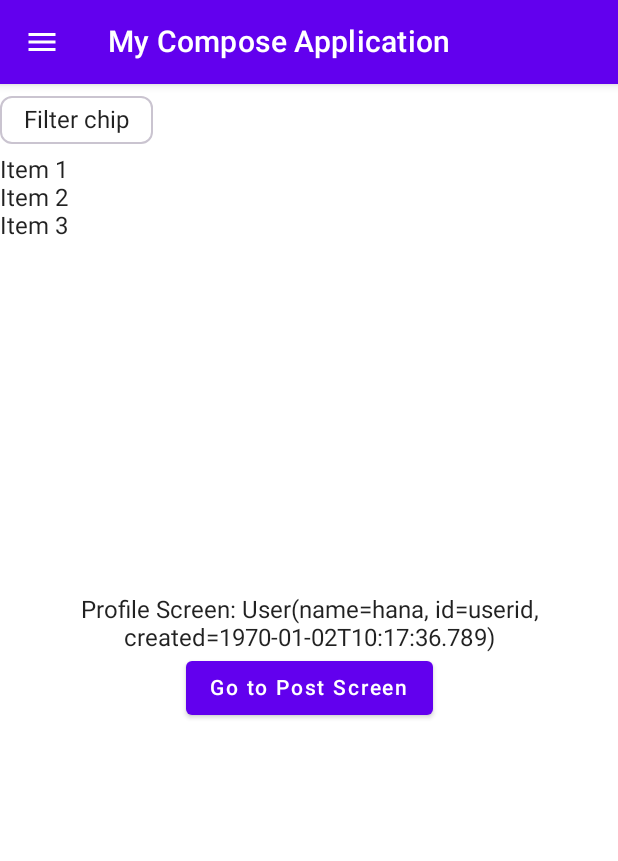
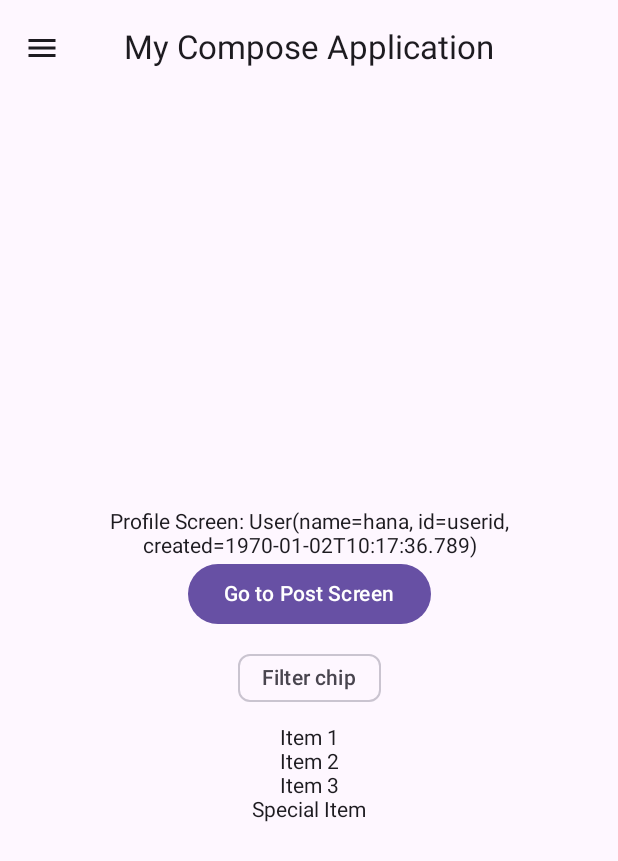
Before and after one commit to hanarahmati/jetpack-compose, an Android app built with Jetpack Compose: the LoginScreen screen opened through its navigation route, after a tap on "Go to Profile Screen", on a phone screen of 412 x 824 dp. Shown: the top 861 px of the screen. Run offline under Robolectric (Android 15) with nearby library versions, the phone set to English and light mode, and no system bars.

```diff
--- a/app/src/main/java/co/fanavari/mycomposeapplication/MainActivity2.kt
+++ b/app/src/main/java/co/fanavari/mycomposeapplication/MainActivity2.kt
@@ -15,7 +15,7 @@ import androidx.compose.ui.Alignment
 import androidx.compose.ui.Modifier
 import androidx.compose.ui.text.style.TextAlign
 import co.fanavari.mycomposeapplication.ui.theme.MyComposeApplicationTheme
-import com.ramcosta.composedestinations.DestinationsNavHost
+import co.fanavari.mycomposeapplication.model.User
 import com.ramcosta.composedestinations.annotation.Destination
 import com.ramcosta.composedestinations.navigation.DestinationsNavigator
 import java.time.LocalDateTime
--- a/app/src/main/java/co/fanavari/mycomposeapplication/MainActivity3.kt
+++ b/app/src/main/java/co/fanavari/mycomposeapplication/MainActivity3.kt
@@ -1,42 +1,14 @@
 package co.fanavari.mycomposeapplication
 
-import android.os.Build
 import android.os.Bundle
 import androidx.activity.ComponentActivity
 import androidx.activity.compose.setContent
-import androidx.compose.foundation.layout.Arrangement
-import androidx.compose.foundation.layout.Box
-import androidx.compose.foundation.layout.Column
-import androidx.compose.foundation.layout.fillMaxSize
-import androidx.compose.foundation.layout.size
-import androidx.compose.material.Button
-import androidx.compose.material.Icon
-import androidx.compose.material.Text
-import androidx.compose.material.icons.Icons
-import androidx.compose.material.icons.filled.Done
-import androidx.compose.material3.FilterChip
-import androidx.compose.material3.FilterChipDefaults
 import androidx.compose.runtime.Composable
-import androidx.compose.runtime.MutableState
-import androidx.compose.runtime.getValue
-import androidx.compose.runtime.mutableStateOf
-import androidx.compose.runtime.remember
-import androidx.compose.runtime.setValue
-import androidx.compose.ui.Alignment
-import androidx.compose.ui.Modifier
-import androidx.compose.ui.text.style.TextAlign
 import androidx.compose.ui.tooling.preview.Preview
-import androidx.lifecycle.viewmodel.compose.viewModel
-import androidx.navigation.NavController
-import androidx.navigation.NavType
-import androidx.navigation.compose.NavHost
-import androidx.navigation.compose.composable
 import androidx.navigation.compose.rememberNavController
-import androidx.navigation.navArgument
+import co.fanavari.mycomposeapplication.screens.ProfileScreen
 import co.fanavari.mycomposeapplication.ui.theme.MyComposeApplicationTheme
-import java.time.Instant
-import java.time.LocalDateTime
-import java.time.ZoneId
+import co.fanavari.mycomposeapplication.viewmodel.ProfileScreenViewModel
 
 class MainActivity3 : ComponentActivity() {
     override fun onCreate(savedInstanceState: Bundle?) {
@@ -44,7 +16,7 @@ class MainActivity3 : ComponentActivity() {
         setContent {
             MyComposeApplicationTheme() {
                 val navController = rememberNavController()
-                NavHost(
+                /*NavHost(
                     navController = navController,
                     startDestination = "login"
                 ) {
@@ -89,12 +61,12 @@ class MainActivity3 : ComponentActivity() {
                             it.arguments?.getBoolean("showOnlyPostsByUser") ?: false
                         PostScreen(showOnlyPostsByUser)
                     }
-                }
+                }*/
             }
         }
     }
 }
-
+/*
 @Composable
 fun LoginScreen(
     navController: NavController
@@ -111,8 +83,9 @@ fun LoginScreen(
             Text("Go to Profile Screen")
         }
     }
-}
+}*/
 
+/*
 @Composable
 fun ProfileScreen(
     navController: NavController,
@@ -146,7 +119,8 @@ fun ProfileScreen(
             Text("Go to Post Screen")
         }
     }
-    val selected = remember { mutableStateOf(false) } // Filter criteria state
+
+   // val selected = remember { mutableStateOf(false) } // Filter criteria state
     val items = listOf("Item 1", "Item 2", "Item 3") // Replace with your data source
 
     fun filterItems(items: List<String>, selected: MutableState<Boolean>): List<String> {
@@ -160,9 +134,11 @@ fun ProfileScreen(
     val filteredItems = filterItems(items, profileScreenViewModel.selected)
 
     Column {
-        /*FilterChipExample(selected = selected.value) { // Pass selected state and callback
+        */
+/*FilterChipExample(selected = selected.value) { // Pass selected state and callback
             selected.value = !selected.value // Update selected on chip click
-        } // Add the filter chip*/
+        } // Add the filter chip*//*
+
 
         FilterChipExample(selected = profileScreenViewModel.selected.value) {
             profileScreenViewModel.onSelectedChange() // Update state in ViewModel
@@ -173,6 +149,7 @@ fun ProfileScreen(
         }
     }
 }
+*/
 
 @Preview(showBackground = true)
 @Composable
@@ -186,7 +163,7 @@ fun ProfileScreenPreview() {
         ProfileScreenViewModel(initialSelected = true)
     )
 }
-@Composable
+/*@Composable
 fun PostScreen(
     showOnlyPostsByUser: Boolean = false
 ) {
@@ -197,8 +174,9 @@ fun PostScreen(
         Text(text = "Post Screen, $showOnlyPostsByUser")
     }
 
-}
+}*/
 
+/*
 @Composable
 fun FilterChipExample(
     selected: Boolean, // Receive selected state
@@ -225,3 +203,4 @@ fun FilterChipExample(
         },
     )
 }
+*/
--- a/app/src/main/java/co/fanavari/mycomposeapplication/MainActivity4.kt
+++ b/app/src/main/java/co/fanavari/mycomposeapplication/MainActivity4.kt
@@ -1,133 +1,110 @@
 package co.fanavari.mycomposeapplication
 
-import android.annotation.SuppressLint
 import android.os.Bundle
 import androidx.activity.ComponentActivity
 import androidx.activity.compose.setContent
-import androidx.compose.foundation.layout.fillMaxSize
-import androidx.compose.material.*
+import androidx.compose.foundation.layout.padding
 import androidx.compose.material.icons.Icons
+import androidx.compose.material.icons.filled.Add
+import androidx.compose.material.icons.filled.Create
+import androidx.compose.material.icons.filled.Email
 import androidx.compose.material.icons.filled.Home
 import androidx.compose.material.icons.filled.Info
+import androidx.compose.material.icons.filled.Person
 import androidx.compose.material.icons.filled.Settings
-import androidx.compose.runtime.Composable
+import androidx.compose.material3.*
+import androidx.compose.runtime.remember
 import androidx.compose.runtime.rememberCoroutineScope
 import androidx.compose.ui.Modifier
-import androidx.compose.ui.tooling.preview.Preview
-import androidx.lifecycle.viewmodel.compose.viewModel
-import androidx.navigation.NavType
-import androidx.navigation.compose.NavHost
-import androidx.navigation.compose.composable
 import androidx.navigation.compose.rememberNavController
-import androidx.navigation.navArgument
+import co.fanavari.mycomposeapplication.model.MenuItem
+import co.fanavari.mycomposeapplication.navigation.NavGraph
+import co.fanavari.mycomposeapplication.screens.components.AppBar
+import co.fanavari.mycomposeapplication.screens.components.DrawerBody
+import co.fanavari.mycomposeapplication.screens.components.DrawerHeader
 import co.fanavari.mycomposeapplication.ui.theme.MyComposeApplicationTheme
 import kotlinx.coroutines.launch
 
 class MainActivity4 : ComponentActivity() {
-    @SuppressLint("UnusedMaterialScaffoldPaddingParameter")
+    //    @SuppressLint("UnusedMaterialScaffoldPaddingParameter")
     override fun onCreate(savedInstanceState: Bundle?) {
         super.onCreate(savedInstanceState)
         setContent {
             MyComposeApplicationTheme() {
                 val navController = rememberNavController()
-                val scaffoldState = rememberScaffoldState()
+                val drawerState = rememberDrawerState(DrawerValue.Closed)
+                val snackbarHostState = remember { SnackbarHostState() }
                 val scope = rememberCoroutineScope()
-                Scaffold(
-                    scaffoldState = scaffoldState,
-                    topBar = {
-                        AppBar(
-                            onNavigationIconClick = {
-                                scope.launch {
-                                    scaffoldState.drawerState.open()
-                                }
-                            }
-                        )
-                    },
-                    drawerGesturesEnabled = scaffoldState.drawerState.isOpen,
+                ModalNavigationDrawer(
+                    drawerState = drawerState,
                     drawerContent = {
+                        ModalDrawerSheet {
                             DrawerHeader()
                             DrawerBody(
                                 items = listOf(
                                     MenuItem(
-                                    id = "home",
-                                    title = "Home",
-                                    contentDescription = "Go to home screen",
-                                    icon = Icons.Default.Home
+                                        id = "login",
+                                        title = "Login",
+                                        contentDescription = "Go to login screen",
+                                        icon = Icons.Default.Add
                                     ),
                                     MenuItem(
-                                    id = "settings",
-                                    title = "Settings",
-                                    contentDescription = "Go to settings screen",
-                                    icon = Icons.Default.Settings
+                                        id = "profile",
+                                        title = "Profile",
+                                        contentDescription = "Go to profile screen",
+                                        icon = Icons.Default.Person
                                     ),
                                     MenuItem(
-                                    id = "help",
-                                    title = "Help",
-                                    contentDescription = "Get help",
-                                    icon = Icons.Default.Info
+                                        id = "post",
+                                        title = "Post",
+                                        contentDescription = "Post",
+                                        icon = Icons.Default.Email
                                     ),
                                 ),
                                 onItemClick = {
                                     //println("Clicked on ${it.title}")
                                         menuItem ->
+                                    scope.launch {
+                                        drawerState.close()
                                         when (menuItem.id) {
-                                    "home" -> navController.navigate("login")
-                                    "settings" -> navController.navigate("profile/hana/userid/123456789") // Add your settings route
-                                    "help" -> navController.navigate("post/true") // Add your help route
+                                            "login" -> navController.navigate("login")
+                                            "profile" -> navController.navigate("profile/hana/userid/123456789") // Add your settings route
+                                            "post" -> navController.navigate("post/true") // Add your help route
                                             else -> println("Unknown menu item: ${menuItem.id}")
+                                        }
                                     }
                                 }
                             )
                         }
-                ) {
 
-                    NavHost(
+                    },
+                    content = {
+
+                        Scaffold(
+                            topBar = {
+                                AppBar(
+                                    onNavigationIconClick = {
+                                        scope.launch {
+                                            drawerState.open()
+                                        }
+                                    }
+                                )
+                            },
+                            snackbarHost = { SnackbarHost(snackbarHostState) },
+                            content = { innerPadding ->
+
+                                NavGraph(
                                     navController = navController,
-                        startDestination = "login"
-                    ) {
-                        composable("login") {
-                            LoginScreen(navController)
+                                    modifier = Modifier.padding(innerPadding)
+                                )
+
                             }
-                        composable(
-                            route = "profile/{name}/{userId}/{timestamp}",
-                            arguments = listOf(
-                                navArgument("name") {
-                                    type = NavType.StringType
-                                },
-                                navArgument("userId") {
-                                    type = NavType.StringType
-                                },
-                                navArgument("timestamp") {
-                                    type = NavType.LongType
-                                },
-                            )
-                        ) {
-                            val name = it.arguments?.getString("name")!!
-                            val userId = it.arguments?.getString("userId")!!
-                            val timestamp = it.arguments?.getLong("timestamp")!!
-                            val viewModel: ProfileScreenViewModel = viewModel()
-
-                            ProfileScreen(
-                                navController = navController,
-                                name = name,
-                                userId = userId,
-                                created = timestamp,
-                                viewModel
                         )
                     }
-                        composable("post/{showOnlyPostsByUser}", arguments = listOf(
-                            navArgument("showOnlyPostsByUser") {
-                                type = NavType.BoolType
-                                defaultValue = false
-                            }
-                        )) {
-                            val showOnlyPostsByUser =
-                                it.arguments?.getBoolean("showOnlyPostsByUser") ?: false
-                            PostScreen(showOnlyPostsByUser)
+
+                )
+
             }
         }
     }
 }
-        }
-    }
-}
--- a/app/src/main/java/co/fanavari/mycomposeapplication/MenuItem.kt
+++ b/app/src/main/java/co/fanavari/mycomposeapplication/model/MenuItem.kt
@@ -1,4 +1,4 @@
-package co.fanavari.mycomposeapplication
+package co.fanavari.mycomposeapplication.model
 
 import androidx.compose.ui.graphics.vector.ImageVector
 
--- a/app/src/main/java/co/fanavari/mycomposeapplication/User.kt
+++ b/app/src/main/java/co/fanavari/mycomposeapplication/model/User.kt
@@ -1,4 +1,4 @@
-package co.fanavari.mycomposeapplication
+package co.fanavari.mycomposeapplication.model
 
 import android.os.Parcelable
 import kotlinx.parcelize.Parcelize
--- /dev/null
+++ b/app/src/main/java/co/fanavari/mycomposeapplication/navigation/NavGraph.kt
@@ -0,0 +1,57 @@
+package co.fanavari.mycomposeapplication.navigation
+
+import androidx.compose.runtime.Composable
+import androidx.compose.ui.Modifier
+import androidx.navigation.NavHostController
+import androidx.navigation.NavType
+import androidx.navigation.compose.NavHost
+import androidx.navigation.compose.composable
+import androidx.navigation.navArgument
+import co.fanavari.mycomposeapplication.screens.LoginScreen
+import co.fanavari.mycomposeapplication.screens.PostScreen
+import co.fanavari.mycomposeapplication.screens.ProfileScreen
+
+@Composable
+fun NavGraph(navController: NavHostController, modifier: Modifier = Modifier) {
+
+    NavHost(
+        navController = navController, startDestination = "login", modifier = modifier
+    ) {
+        composable("login") {
+            LoginScreen(navController)
+        }
+        composable(
+            route = "profile/{name}/{userId}/{timestamp}",
+            arguments = listOf(
+                navArgument("name") {
+                    type = NavType.StringType
+                },
+                navArgument("userId") {
+                    type = NavType.StringType
+                },
+                navArgument("timestamp") {
+                    type = NavType.LongType
+                },
+            )
+        ) {
+
+            val name = it.arguments?.getString("name")!!
+            val userId = it.arguments?.getString("userId")!!
+            val timestamp = it.arguments?.getLong("timestamp")!!
+
+            ProfileScreen(
+                navController = navController, name = name, userId = userId, created = timestamp
+            )
+        }
+        composable(
+            "post/{showOnlyPostsByUser}",
+            arguments = listOf(navArgument("showOnlyPostsByUser") {
+                type = NavType.BoolType
+                defaultValue = false
+            })
+        ) {
+            val showOnlyPostsByUser = it.arguments?.getBoolean("showOnlyPostsByUser") ?: false
+            PostScreen(showOnlyPostsByUser)
+        }
+    }
+}
--- /dev/null
+++ b/app/src/main/java/co/fanavari/mycomposeapplication/screens/LoginScreen.kt
@@ -0,0 +1,30 @@
+package co.fanavari.mycomposeapplication.screens
+
+import androidx.compose.foundation.layout.Arrangement
+import androidx.compose.foundation.layout.Column
+import androidx.compose.foundation.layout.fillMaxSize
+import androidx.compose.material3.Button
+import androidx.compose.material3.Text
+import androidx.compose.runtime.Composable
+import androidx.compose.ui.Alignment
+import androidx.compose.ui.Modifier
+import androidx.navigation.NavController
+
+
+@Composable
+fun LoginScreen(
+    navController: NavController
+) {
+    Column(
+        modifier = Modifier.fillMaxSize(),
+        verticalArrangement = Arrangement.Center,
+        horizontalAlignment = Alignment.CenterHorizontally
+    ) {
+        Text("Login Screen")
+        Button(onClick = {
+            navController.navigate("profile/hana/userid/123456789")
+        }) {
+            Text("Go to Profile Screen")
+        }
+    }
+}
--- /dev/null
+++ b/app/src/main/java/co/fanavari/mycomposeapplication/screens/ProfileScreen.kt
@@ -0,0 +1,64 @@
+package co.fanavari.mycomposeapplication.screens
+
+import android.os.Build
+import androidx.compose.foundation.layout.Arrangement
+import androidx.compose.foundation.layout.Column
+import androidx.compose.foundation.layout.fillMaxSize
+import androidx.compose.material3.Button
+import androidx.compose.material3.Text
+import androidx.compose.runtime.Composable
+import androidx.compose.runtime.remember
+import androidx.compose.ui.Alignment
+import androidx.compose.ui.Modifier
+import androidx.compose.ui.text.style.TextAlign
+import androidx.lifecycle.viewmodel.compose.viewModel
+import androidx.navigation.NavController
+import co.fanavari.mycomposeapplication.screens.components.FilterChipExample
+import co.fanavari.mycomposeapplication.viewmodel.ProfileScreenViewModel
+import co.fanavari.mycomposeapplication.model.User
+import java.time.Instant
+import java.time.LocalDateTime
+import java.time.ZoneId
+
+@Composable
+fun ProfileScreen(
+    navController: NavController,
+    name: String,
+    userId: String,
+    created: Long,
+    profileScreenViewModel: ProfileScreenViewModel = viewModel()
+) {
+    val user = remember {
+        if (Build.VERSION.SDK_INT >= Build.VERSION_CODES.O) {
+            User(
+                name = name,
+                id = userId,
+                created = LocalDateTime.ofInstant(
+                    Instant.ofEpochMilli(created), ZoneId.systemDefault()
+                )
+            )
+        } else {
+            TODO("VERSION.SDK_INT < O")
+        }
+    }
+    Column(
+        modifier = Modifier.fillMaxSize(),
+        verticalArrangement = Arrangement.Center,
+        horizontalAlignment = Alignment.CenterHorizontally
+    ) {
+        Text("Profile Screen: $user", textAlign = TextAlign.Center)
+        Button(onClick = {
+            navController.navigate("post/true")
+        }) {
+            Text("Go to Post Screen")
+        }
+
+        FilterChipExample(selected = profileScreenViewModel.selected.value) {
+            profileScreenViewModel.onSelectedChange() // Update state in ViewModel
+        }
+        // Display the filtered content
+        profileScreenViewModel.filteredItems.value.forEach { item ->
+            Text(text = item)
+        }
+    }
+}
--- a/app/src/main/java/co/fanavari/mycomposeapplication/AppBar.kt
+++ b/app/src/main/java/co/fanavari/mycomposeapplication/screens/components/AppBar.kt
@@ -1,21 +1,21 @@
-package co.fanavari.mycomposeapplication
+package co.fanavari.mycomposeapplication.screens.components
 
-import androidx.compose.material.*
 import androidx.compose.material.icons.Icons
 import androidx.compose.material.icons.filled.Menu
+import androidx.compose.material3.*
 import androidx.compose.runtime.Composable
 import androidx.compose.ui.res.stringResource
+import co.fanavari.mycomposeapplication.R
 
+@OptIn(ExperimentalMaterial3Api::class)
 @Composable
 fun AppBar(
     onNavigationIconClick: () -> Unit
 ) {
-    TopAppBar(
+    CenterAlignedTopAppBar(
         title = {
             Text(text = stringResource(id = R.string.app_name))
         },
-        backgroundColor = MaterialTheme.colors.primary,
-        contentColor = MaterialTheme.colors.onPrimary,
         navigationIcon = {
             IconButton(onClick = onNavigationIconClick) {
                 Icon(
--- /dev/null
+++ b/app/src/main/java/co/fanavari/mycomposeapplication/screens/components/FilterChipExample.kt
@@ -0,0 +1,33 @@
+package co.fanavari.mycomposeapplication.screens.components
+
+import androidx.compose.foundation.layout.padding
+import androidx.compose.foundation.layout.size
+import androidx.compose.material.icons.Icons
+import androidx.compose.material.icons.filled.Done
+import androidx.compose.material3.FilterChip
+import androidx.compose.material3.FilterChipDefaults
+import androidx.compose.material3.Icon
+import androidx.compose.material3.Text
+import androidx.compose.runtime.Composable
+import androidx.compose.runtime.mutableStateOf
+import androidx.compose.runtime.remember
+import androidx.compose.ui.Modifier
+import androidx.compose.ui.unit.dp
+
+@Composable
+fun FilterChipExample(selected: Boolean, onSelectedChange: () -> Unit) {
+    val internalSelected = remember { mutableStateOf(selected) }
+    FilterChip(
+        onClick = {
+            internalSelected.value = !internalSelected.value
+            onSelectedChange()
+        },
+        label = { Text("Filter chip") },
+        selected = internalSelected.value,
+        leadingIcon = if (internalSelected.value) {
+            { Icon(imageVector = Icons.Filled.Done, contentDescription = "Done icon", modifier = Modifier.size(
+                FilterChipDefaults.IconSize)) }
+        } else null,
+        modifier = Modifier.padding(8.dp)
+    )
+}
--- /dev/null
+++ b/app/src/main/java/co/fanavari/mycomposeapplication/viewmodel/ProfileScreenViewModel.kt
@@ -0,0 +1,23 @@
+package co.fanavari.mycomposeapplication.viewmodel
+
+import androidx.compose.runtime.mutableStateOf
+import androidx.lifecycle.ViewModel
+
+class ProfileScreenViewModel(val initialSelected: Boolean = false) : ViewModel() {
+    val selected = mutableStateOf(initialSelected)
+    private val items = listOf("Item 1", "Item 2", "Item 3", "Special Item")
+    val filteredItems = mutableStateOf(items)
+
+    fun onSelectedChange() {
+        selected.value = !selected.value
+        filterItems()
+    }
+
+    private fun filterItems(){
+        filteredItems.value =  if (selected.value) {
+            items.filter { it.contains("2") }
+        } else {
+            items
+        }
+    }
+}
--- a/build.gradle
+++ b/build.gradle
@@ -9,6 +9,6 @@ plugins {
     id 'org.jetbrains.kotlin.android' version '1.7.10' apply false
 }
 
-task clean(type: Delete) {
+tasks.register('clean', Delete) {
     delete rootProject.buildDir
 }
```
Also changed, not shown: app/build.gradle (+9 -9 lines), app/src/main/AndroidManifest.xml (+4 -4 lines), app/src/main/java/co/fanavari/mycomposeapplication/ProfileScreenViewModel.kt (deleted, +0 -12 lines), app/src/main/java/co/fanavari/mycomposeapplication/screens/PostScreen.kt (added, +21 -0 lines), app/src/main/java/co/fanavari/mycomposeapplication/screens/components/NavigationDrawer.kt (renamed from app/src/main/java/co/fanavari/mycomposeapplication/NavigationDrawer.kt, +4 -3 lines). Lines whose indentation alone changed are shown as unchanged.
